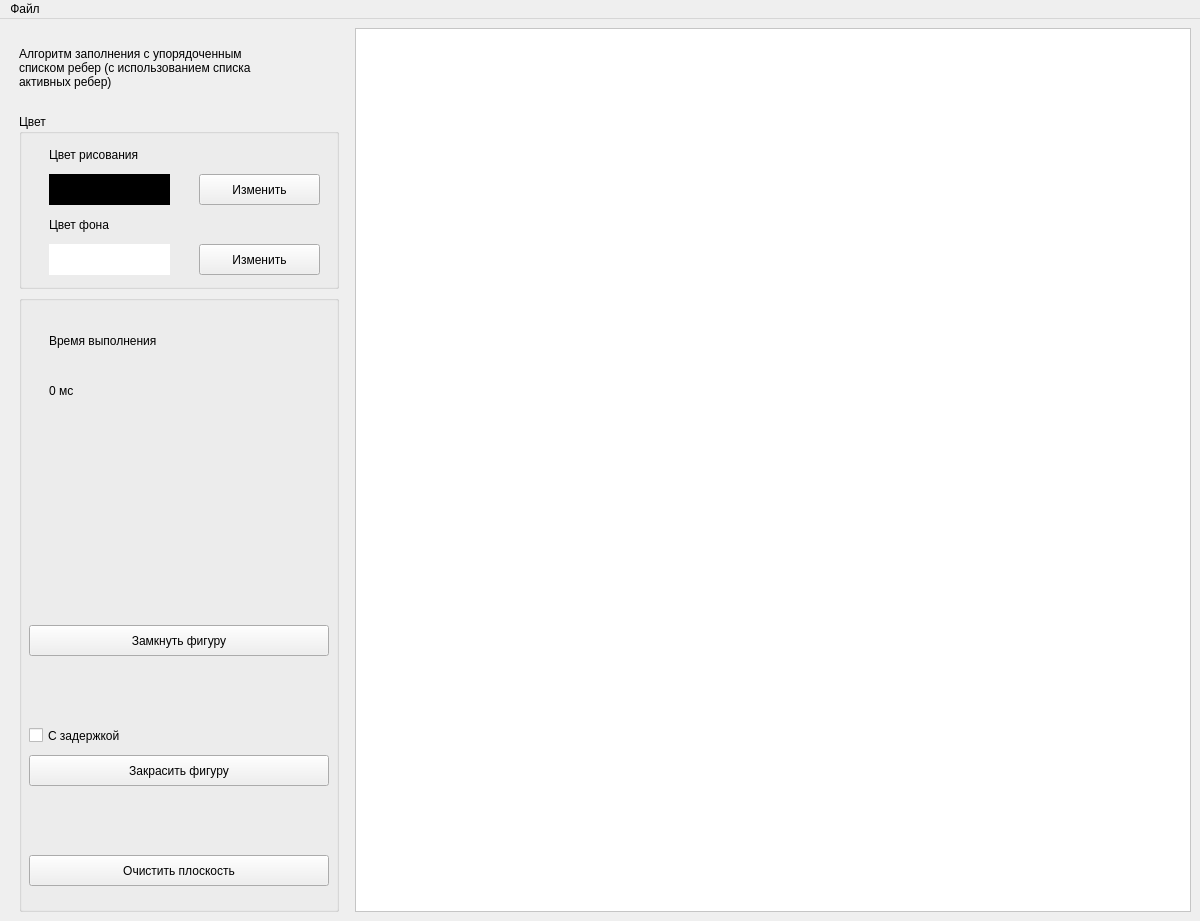
Old version of the form lab_05_01/ui/mainwindow.ui in the repository hahaclassic/computer-graphics.
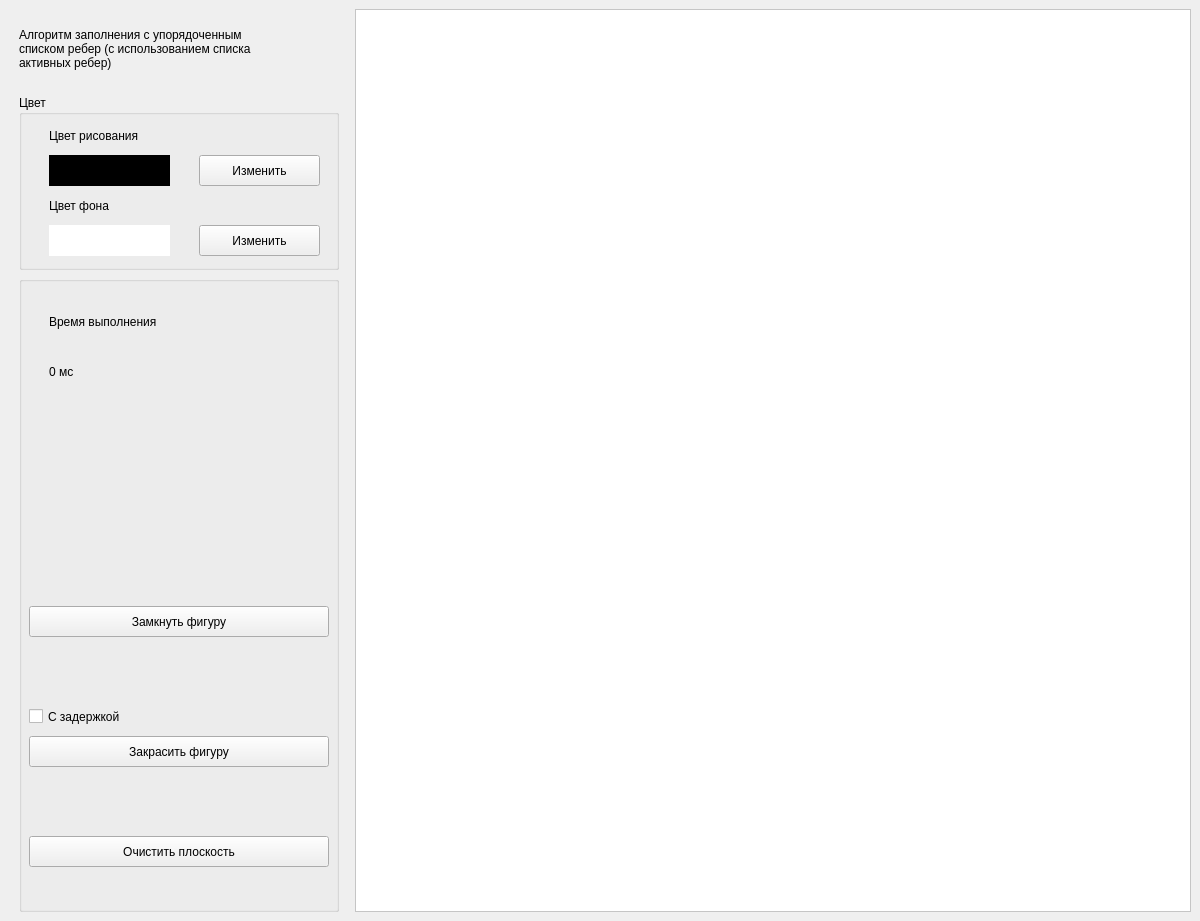
New version of the form.

Commit message: lab_05: deleted file loading

```diff
--- a/lab_05_01/ui/mainwindow.ui
+++ b/lab_05_01/ui/mainwindow.ui
@@ -283,23 +283,6 @@
     </item>
    </layout>
   </widget>
-  <widget class="QMenuBar" name="menubar">
-   <property name="geometry">
-    <rect>
-     <x>0</x>
-     <y>0</y>
-     <width>1200</width>
-     <height>22</height>
-    </rect>
-   </property>
-   <widget class="QMenu" name="menu">
-    <property name="title">
-     <string>Файл</string>
-    </property>
-    <addaction name="action"/>
-   </widget>
-   <addaction name="menu"/>
-  </widget>
   <action name="action">
    <property name="text">
     <string>Загрузить данные</string>
```
